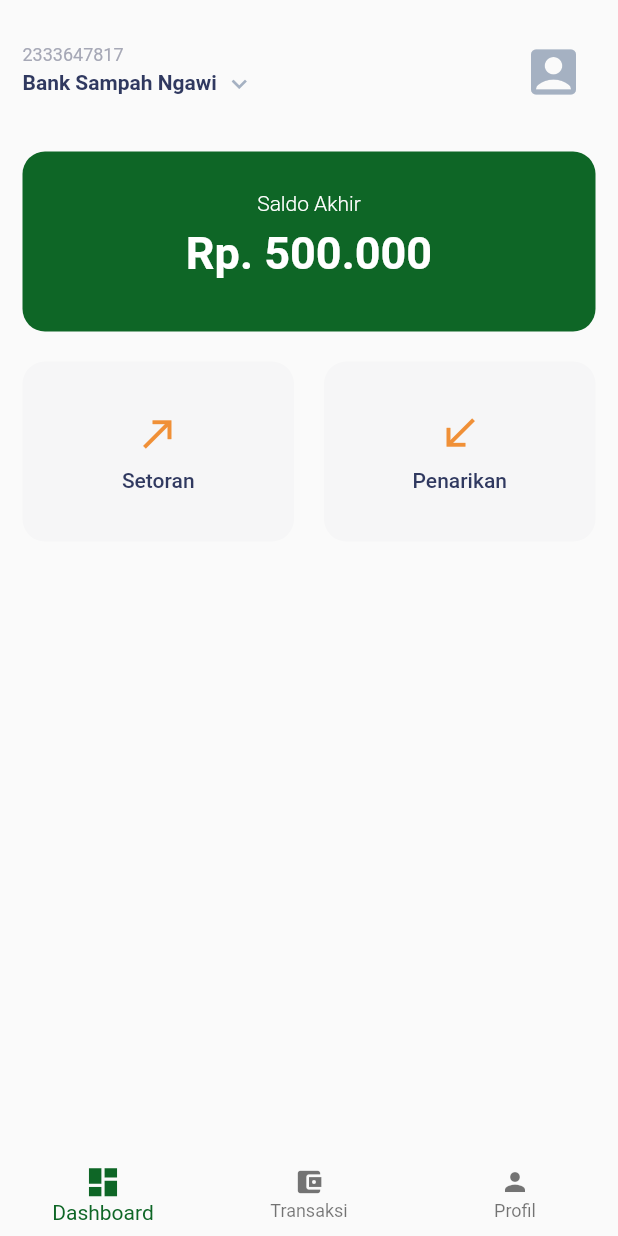
After one commit to luthfiajiw/bankboo, a Flutter app: the HomeScreen screen opened by its route, on a phone screen of 412 x 824 dp. The commit adds this screen. Run offline on Flutter 3.47's test engine with Material 2 defaults, Android fonts, the phone set to English and light mode, and no system bars.

Commit message:
dashboard view

```diff
--- a/lib/core/constants/route_paths.dart
+++ b/lib/core/constants/route_paths.dart
@@ -1,4 +1,5 @@
 class RoutePaths {
   static const String Splash = "/";
   static const String Signin = "/signin";
+  static const String Home = "/home";
 }
--- /dev/null
+++ b/lib/pages/dashboard/dashboard_view.dart
@@ -0,0 +1,135 @@
+import 'package:bankboo/shared/palette.dart';
+import 'package:flutter/cupertino.dart';
+import 'package:flutter/material.dart';
+
+class DashboardView extends StatefulWidget {
+  @override
+  _DashboardViewState createState() => _DashboardViewState();
+}
+
+class _DashboardViewState extends State<DashboardView> {
+  @override
+  Widget build(BuildContext context) {
+    return SafeArea(
+      child: Container(
+        child: ListView(
+          children: <Widget>[
+            Container(
+              margin: EdgeInsets.symmetric(horizontal: 15.0, vertical: 20.0),
+              child: Row(
+                mainAxisAlignment: MainAxisAlignment.spaceBetween,
+                children: <Widget>[
+                  Column(
+                    crossAxisAlignment: CrossAxisAlignment.start,
+                    children: <Widget>[
+                      Text('2333647817', style: TextStyle(color: Palette.grey, fontSize: 12),),
+                      InkWell(
+                        onTap: () {},
+                        splashColor: Colors.grey[100],
+                        child: Row(
+                          children: <Widget>[
+                            Text("Bank Sampah Ngawi", style: TextStyle(color: Palette.textBlack, fontWeight: FontWeight.w600, fontSize: 14)),
+                            Padding(
+                              padding: const EdgeInsets.fromLTRB(5.0, 2.5, 0.0, 0.0),
+                              child: Icon(Icons.keyboard_arrow_down, color: Palette.textHint, size: 20,),
+                            )
+                          ],
+                        ),
+                      )
+                    ],
+                  ),
+                  IconButton(
+                    icon: Icon(Icons.account_box),
+                    onPressed: () {},
+                    iconSize: 40,
+                    color: Palette.textHint,
+                  )
+                ],
+              ),
+            ),
+
+            Container(
+              margin: EdgeInsets.fromLTRB(15, 5, 15, 20),
+              width: double.infinity,
+              height: 120,
+              decoration: BoxDecoration(
+                color: Palette.primary,
+                borderRadius: BorderRadius.circular(15)
+              ),
+              child: Center(
+                child: Column(
+                  mainAxisAlignment: MainAxisAlignment.center,
+                  children: <Widget>[
+                    Text('Saldo Akhir', style: TextStyle(color: Colors.white, fontSize: 14, fontWeight: FontWeight.w300),),
+                    Padding(
+                      padding: const EdgeInsets.symmetric(vertical: 8.0),
+                      child: Text('Rp. 500.000', style: TextStyle(color: Colors.white, fontSize: 30, fontWeight: FontWeight.w600),),
+                    ),
+                  ],
+                ),
+              ),
+            ),
+
+            Container(
+              margin: EdgeInsets.symmetric(horizontal: 15.0),
+              child: Row(
+                children: <Widget>[
+                  Expanded(
+                    child: InkWell(
+                      onTap: (){},
+                      child: Container(
+                        margin: EdgeInsets.only(right: 10),
+                        height: 120,
+                        decoration: BoxDecoration(
+                          color: Palette.grey.withOpacity(0.05),
+                          borderRadius: BorderRadius.circular(15)
+                        ),
+                        child: Center(
+                          child: Column(
+                            mainAxisAlignment: MainAxisAlignment.center,
+                            children: <Widget>[
+                              Icon(Icons.call_made, size: 30, color: Palette.secondary,),
+                              Padding(
+                                padding: const EdgeInsets.only(top: 8.0),
+                                child: Text('Setoran', style: TextStyle(color: Palette.textBlack, fontWeight: FontWeight.w500),),
+                              )
+                            ],
+                          ),
+                        ),
+                      ),
+                    ),
+                  ),
+                  Expanded(
+                    child: InkWell(
+                      onTap: (){},
+                      child: Container(
+                        margin: EdgeInsets.only(left: 10),
+                        height: 120,
+                        decoration: BoxDecoration(
+                          color: Palette.grey.withOpacity(0.05),
+                          borderRadius: BorderRadius.circular(15)
+                        ),
+                        child: Center(
+                          child: Column(
+                            mainAxisAlignment: MainAxisAlignment.center,
+                            children: <Widget>[
+                              Icon(Icons.call_received, size: 30, color: Palette.secondary,),
+                              Padding(
+                                padding: const EdgeInsets.only(top: 8.0),
+                                child: Text('Penarikan', style: TextStyle(color: Palette.textBlack, fontWeight: FontWeight.w500),),
+                              )
+                            ],
+                          ),
+                        ),
+                      ),
+                    ),
+                  ),
+                ],
+              ),
+            )
+          ],
+        ),
+      ),
+    );
+  }
+}
--- a/lib/pages/signin/signin_view.dart
+++ b/lib/pages/signin/signin_view.dart
@@ -1,3 +1,4 @@
+import 'package:bankboo/core/constants/route_paths.dart';
 import 'package:bankboo/shared/palette.dart';
 import 'package:bankboo/shared/widgets/custom_filled_button.dart';
 import 'package:bankboo/shared/widgets/custom_outlined_button.dart';
@@ -86,11 +87,11 @@ class _SigninViewState extends State<SigninView> {
                     Padding(
                       padding: const EdgeInsets.symmetric(vertical: 16.0),
                       child: CustomFilledButton(
-                        onPressed: (){},
+                        onPressed: () => Navigator.pushNamed(context, RoutePaths.Home),
                         label: 'Masuk',
                         labelColor: Colors.white,
                         isLoading: false,
-                        color: Palette.btnPrimary,
+                        color: Palette.secondary,
                       ),
                     ),
                     CustomOutlineButton(
--- /dev/null
+++ b/lib/screens/home_screen.dart
@@ -0,0 +1,53 @@
+import 'package:bankboo/pages/dashboard/dashboard_view.dart';
+import 'package:bankboo/shared/palette.dart';
+import 'package:flutter/cupertino.dart';
+import 'package:flutter/material.dart';
+
+class HomeScreen extends StatefulWidget {
+  @override
+  _HomeScreenState createState() => _HomeScreenState();
+}
+
+class _HomeScreenState extends State<HomeScreen> {
+  int _currentIndex = 0;
+
+  List<Widget> _pages = [
+    DashboardView(),
+    DashboardView(),
+    DashboardView(),
+  ];
+
+  @override
+  Widget build(BuildContext context) {
+    return Scaffold(
+      body: _pages[_currentIndex],
+      bottomNavigationBar: BottomNavigationBar(
+        currentIndex: _currentIndex,
+        type: BottomNavigationBarType.fixed,
+        elevation: 0.0,
+        onTap: (index) {
+          setState(() {
+            _currentIndex = index;
+          });
+        },
+        iconSize: 20.0,
+        selectedIconTheme: IconThemeData(size: 25),
+        selectedItemColor: Palette.primary,
+        items: [
+          BottomNavigationBarItem(
+            icon: Icon(Icons.dashboard),
+            title: Text('Dashboard', style: TextStyle(fontSize: 10.0))
+          ),
+          BottomNavigationBarItem(
+            icon: Icon(Icons.account_balance_wallet),
+            title: Text('Transaksi', style: TextStyle(fontSize: 10.0))
+          ),
+          BottomNavigationBarItem(
+            icon: Icon(Icons.person),
+            title: Text('Profil', style: TextStyle(fontSize: 10.0))
+          ),
+        ]
+      ),
+    );
+  }
+}
--- a/lib/screens/splash_screen.dart
+++ b/lib/screens/splash_screen.dart
@@ -20,7 +20,7 @@ class _SplashScreenState extends State<SplashScreen> {
       })
     });
 
-    Future.delayed(Duration(seconds: 3), () => {
+    Future.delayed(Duration(milliseconds: 3500), () => {
       _checkAuth()
     });
   }
--- a/lib/shared/palette.dart
+++ b/lib/shared/palette.dart
@@ -1,10 +1,10 @@
 import 'package:flutter/cupertino.dart';
 
 class Palette {
-  static Color grey = Color(0xFFcccccc);
+  static Color grey = Color(0xFFA6A8B6);
   static Color divider = Color(0xFFFDFDFD);
   static Color primary = Color(0xFF0e6626);
-  static Color btnPrimary = Color(0xFFF09037);
+  static Color secondary = Color(0xFFF09037);
 
   static Color textBlack = Color(0xFF303960);
   static Color textHint = Color(0xFFA5B1C2);
--- a/lib/shared/router.dart
+++ b/lib/shared/router.dart
@@ -1,5 +1,6 @@
 import 'package:bankboo/core/constants/route_paths.dart';
 import 'package:bankboo/pages/signin/signin_view.dart';
+import 'package:bankboo/screens/home_screen.dart';
 import 'package:bankboo/screens/splash_screen.dart';
 import 'package:flutter/cupertino.dart';
 import 'package:flutter/material.dart';
@@ -14,6 +15,9 @@ class Router {
       case RoutePaths.Signin:
         return CupertinoPageRoute(builder: (_) => SigninView());
         break;
+      case RoutePaths.Home:
+        return CupertinoPageRoute(builder: (_) => HomeScreen());
+        break;
       default:
         return CupertinoPageRoute(builder: (_) => Scaffold(
           body: Center(
--- a/pubspec.yaml
+++ b/pubspec.yaml
@@ -25,6 +25,7 @@ dependencies:
     sdk: flutter
   flutter_localizations:
     sdk: flutter
+  persistent_bottom_nav_bar: ^1.5.5
 
 
   # The following adds the Cupertino Icons font to your application.
```
Also changed, not shown: pubspec.lock.
